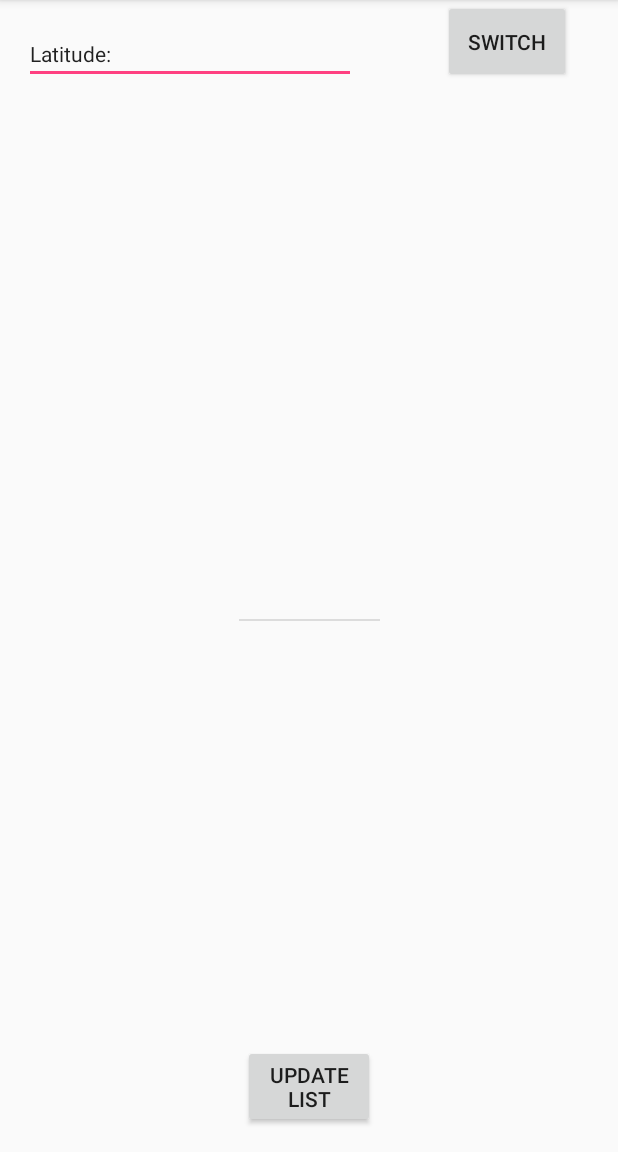
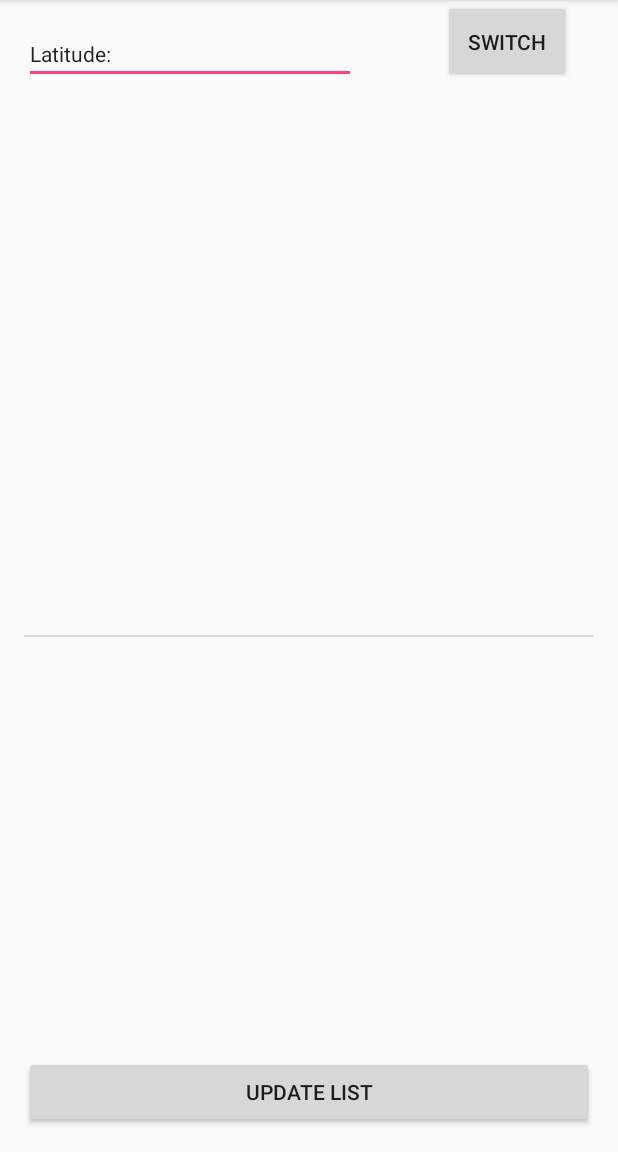
Before and after one commit to chrisonntag/rhino, an Android app: the MainActivity screen opened directly, with no data from a screen before it, on a phone screen of 412 x 824 dp, the part 84-1236 px from its top. Run offline under Robolectric (Android 15) with nearby library versions, the phone set to English and light mode, and no system bars; 4 statements that could not run were skipped.

Commit message:
Fixes broken label; text display still broken

```diff
--- a/app/src/main/java/hfs/de/rhinov2/activities/MainActivity.java
+++ b/app/src/main/java/hfs/de/rhinov2/activities/MainActivity.java
@@ -42,15 +42,16 @@ public class MainActivity extends AppCompatActivity implements UpdateListAdapter
     // Location locationUpdateButton
     private EditText cityLabel;
 
+    private SingletonStorage STORAGE = SingletonStorage.getInstance();
+
+
     @Override
     protected void onCreate(Bundle savedInstanceState) {
         super.onCreate(savedInstanceState);
         setContentView(R.layout.activity_main);
         coordinates = SingletonStorage.getInstance().getCoordinates();
         cityLabel = (EditText) findViewById(R.id.cityLabel);
-        if (coordinates != null) {
-            cityLabel.setText(String.format("Longitude: %s", coordinates.longitude));
-        }
+        cityLabel.setText(STORAGE.getCity());
 
         // Create recycler view
         RecyclerView mRecyclerView = (RecyclerView) findViewById(R.id.mainRView);
--- a/app/src/main/java/hfs/de/rhinov2/storage/SingletonStorage.java
+++ b/app/src/main/java/hfs/de/rhinov2/storage/SingletonStorage.java
@@ -17,6 +17,10 @@ public class SingletonStorage {
     // coords
     private LatLng coordinates;
 
+    private double lat;
+    private double lng;
+    private String city;
+
     // threat data
     private String threatArea;
     private List<String> threatCategories;
--- a/app/src/main/res/layout/activity_main.xml
+++ b/app/src/main/res/layout/activity_main.xml
@@ -15,8 +15,6 @@
         android:layout_marginRight="31dp"
         android:layout_weight="1"
         android:text="switch"
-        app:layout_constraintBaseline_toBaselineOf="@+id/latitudeLabel"
-        app:layout_constraintLeft_toRightOf="@+id/latitudeLabel"
         app:layout_constraintRight_toRightOf="parent" />
 
     <EditText
@@ -35,29 +33,29 @@
 
     <Button
         android:id="@+id/listUpdateButton"
-        android:layout_width="88dp"
+        android:layout_width="match_parent"
         android:layout_height="wrap_content"
+        android:layout_marginBottom="16dp"
+        android:layout_marginLeft="16dp"
+        android:layout_marginRight="16dp"
         android:text="Update List"
         app:layout_constraintBottom_toBottomOf="parent"
-        android:layout_marginBottom="16dp"
-        android:layout_marginRight="16dp"
-        app:layout_constraintRight_toRightOf="parent"
-        android:layout_marginLeft="16dp"
-        app:layout_constraintLeft_toLeftOf="parent" />
+        app:layout_constraintLeft_toLeftOf="parent"
+        app:layout_constraintRight_toRightOf="parent" />
 
     <android.support.v7.widget.RecyclerView
         android:id="@+id/mainRView"
-        android:layout_width="94dp"
-        android:layout_height="103dp"
+        android:layout_width="match_parent"
+        android:layout_height="wrap_content"
+        android:layout_marginBottom="16dp"
+        android:layout_marginLeft="16dp"
+        android:layout_marginRight="16dp"
+        android:layout_marginTop="16dp"
         android:layout_weight="1"
-        android:layout_marginRight="16dp"
+        app:layout_constraintBottom_toTopOf="@+id/listUpdateButton"
+        app:layout_constraintLeft_toLeftOf="parent"
         app:layout_constraintRight_toRightOf="parent"
-        android:layout_marginLeft="16dp"
-        app:layout_constraintLeft_toLeftOf="parent"
-        android:layout_marginTop="16dp"
-        app:layout_constraintTop_toBottomOf="@+id/cityLabel"
-        android:layout_marginBottom="16dp"
-        app:layout_constraintBottom_toTopOf="@+id/listUpdateButton">
+        app:layout_constraintTop_toBottomOf="@+id/cityLabel">
 
     </android.support.v7.widget.RecyclerView>
 
```
